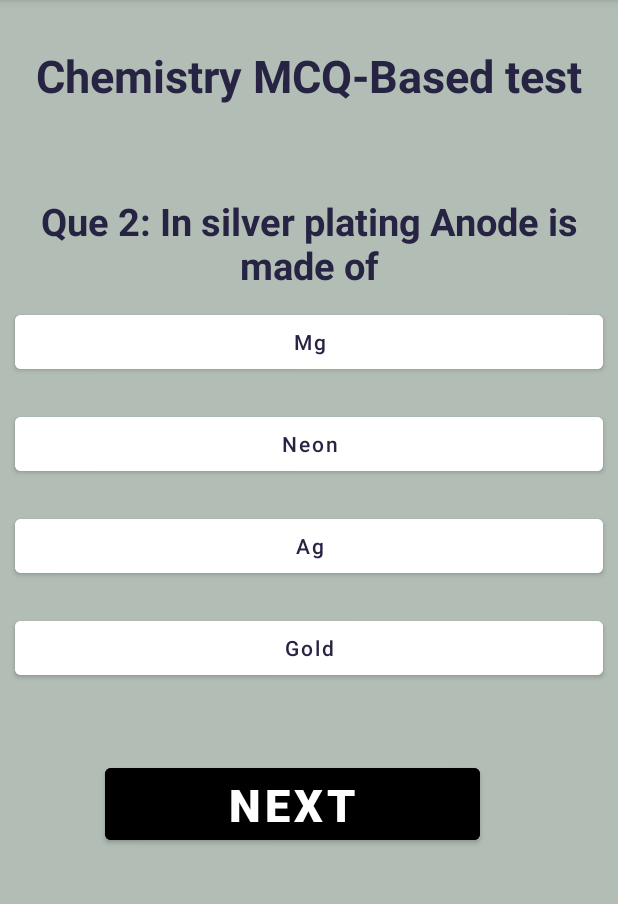
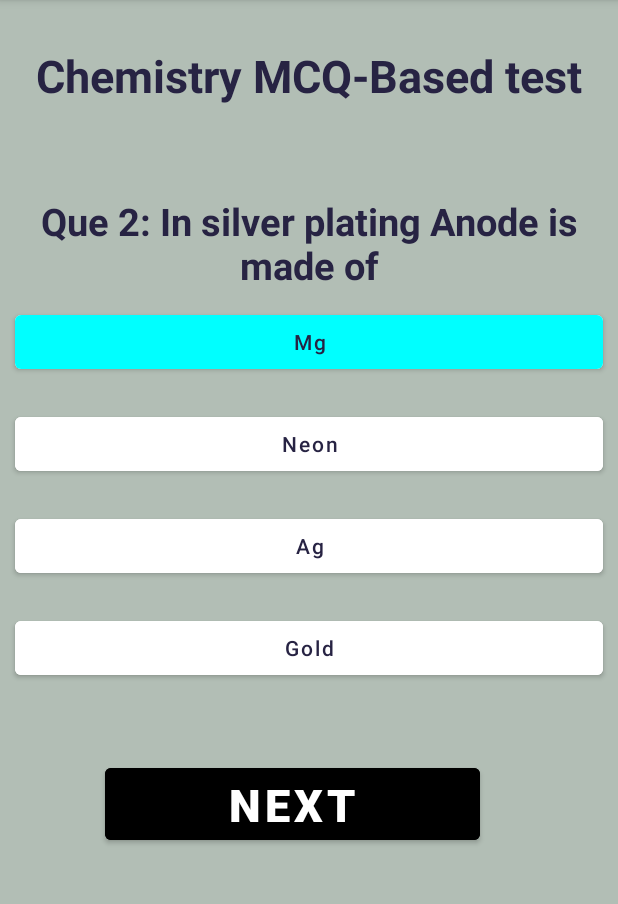
Before and after one commit to alishbamahmood/Assignment-02, an Android app: the screen it shows after launch (MainActivity), after a tap on "Mg", on a phone screen of 412 x 824 dp, the part 84-988 px from its top. Run offline under Robolectric (Android 15) with nearby library versions, the phone set to English and light mode, and no system bars; 1 other tap on this screen came first.

Commit message:
Commit-19

```diff
--- a/app/src/main/java/com/example/quizapp/MainActivity.java
+++ b/app/src/main/java/com/example/quizapp/MainActivity.java
@@ -128,6 +128,8 @@ public class MainActivity extends AppCompatActivity {
             @Override
             public void onClick(View view) {
                 answer = btn1.getText().toString();
+                btn1.setBackgroundColor(Color.CYAN);
+
             }
         });
 
@@ -135,6 +137,8 @@ public class MainActivity extends AppCompatActivity {
             @Override
             public void onClick(View view) {
                 answer = btn2.getText().toString();
+                btn2.setBackgroundColor(Color.CYAN);
+
             }
         });
 
@@ -142,6 +146,8 @@ public class MainActivity extends AppCompatActivity {
             @Override
             public void onClick(View view) {
                 answer = btn3.getText().toString();
+                btn3.setBackgroundColor(Color.CYAN);
+
             }
         });
 
@@ -149,6 +155,8 @@ public class MainActivity extends AppCompatActivity {
             @Override
             public void onClick(View view) {
                 answer = btn4.getText().toString();
+                btn4.setBackgroundColor(Color.CYAN);
+
             }
         });
 
@@ -319,10 +327,13 @@ public class MainActivity extends AppCompatActivity {
         String [] array = quizQues.get(num).getOpts();
 
         List<String> opt = Arrays.asList(array);
+        Collections.shuffle(opt);
+        opt.toArray(array);
 
-        Collections.shuffle(opt);
-
-        opt.toArray(array);
+        btn1.setBackgroundColor(Color.WHITE);
+        btn2.setBackgroundColor(Color.WHITE);
+        btn3.setBackgroundColor(Color.WHITE);
+        btn4.setBackgroundColor(Color.WHITE);
 
         btn1.setText(array[0]);
         btn2.setText(array[1]);
```
